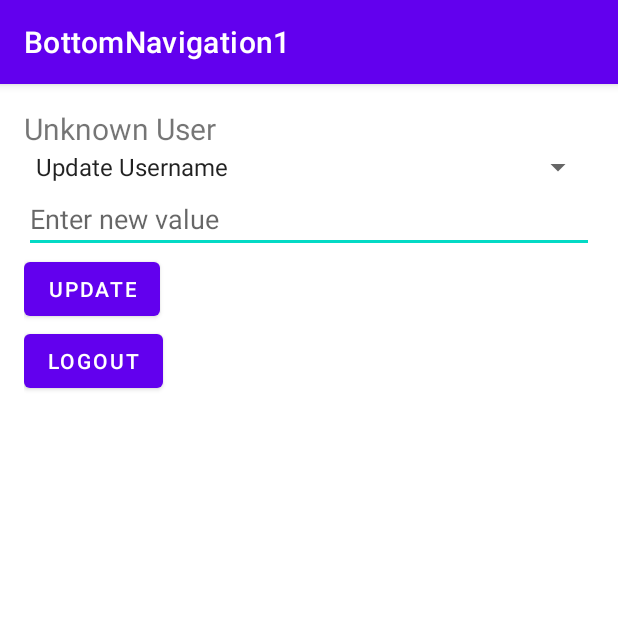
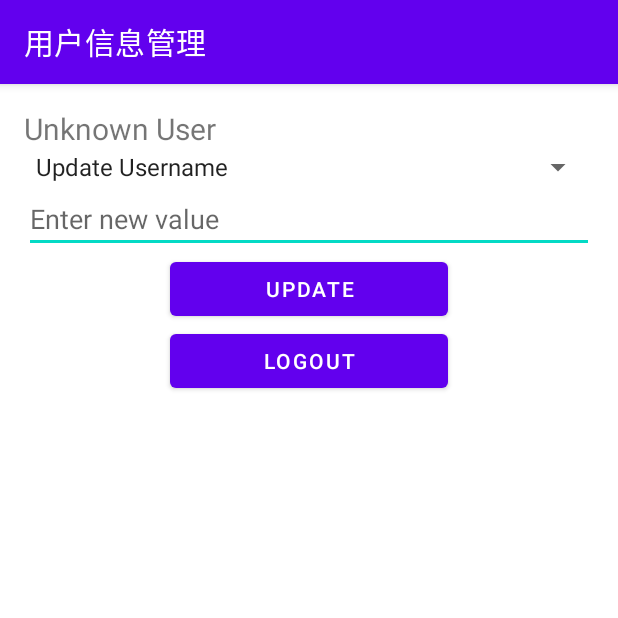
Before and after one commit to lyx0902/WiseBrush, an Android app built with Jetpack Compose: the UserHomeActivity screen opened directly, with no data from a screen before it, on a phone screen of 412 x 824 dp, the top half of it. Run offline under Robolectric (Android 15) with nearby library versions, the phone set to English and light mode, and no system bars.

Commit message:
update Personnel Module by lyx

```diff
--- a/app/src/main/AndroidManifest.xml
+++ b/app/src/main/AndroidManifest.xml
@@ -19,7 +19,8 @@
         tools:targetApi="31">
         <activity
             android:name=".ui.notifications.UserHomeActivity"
-            android:exported="true">
+            android:exported="true"
+            android:label="@string/title_person">
         </activity>
         <activity
             android:name=".MainActivity"
--- a/app/src/main/res/layout/activity_user_home.xml
+++ b/app/src/main/res/layout/activity_user_home.xml
@@ -11,7 +11,7 @@
         android:layout_height="wrap_content"
         android:text="Username"
         android:textSize="20sp"
-        android:visibility="visible"/>
+        android:visibility="visible" />
 
     <Spinner
         android:id="@+id/updateOptionsSpinner"
@@ -23,18 +23,29 @@
         android:id="@+id/updateValueEditText"
         android:layout_width="match_parent"
         android:layout_height="wrap_content"
-        android:hint="Enter new value"/>
+        android:hint="Enter new value" />
+
+    <LinearLayout
+        android:layout_width="match_parent"
+        android:layout_height="wrap_content"
+        android:gravity="center"
+        android:orientation="vertical">
 
         <Button
             android:id="@+id/updateButton"
-        android:layout_width="wrap_content"
+            android:layout_width="185dp"
             android:layout_height="wrap_content"
-        android:text="Update"/>
+            android:layout_weight="1"
+            android:text="Update" />
 
         <Button
             android:id="@+id/logoutButton"
-        android:layout_width="wrap_content"
+            android:layout_width="185dp"
             android:layout_height="wrap_content"
+            android:layout_weight="1"
             android:text="Logout"
-        android:visibility="visible"/>
+            android:visibility="visible" />
+
     </LinearLayout>
+
+</LinearLayout>
--- a/app/src/main/res/values/strings.xml
+++ b/app/src/main/res/values/strings.xml
@@ -3,6 +3,7 @@
     <string name="title_home">文生图</string>
     <string name="title_dashboard">图生图</string>
     <string name="title_notifications">个人主页</string>
+    <string name="title_person">用户信息管理</string>
     <string-array name="update_options">
         <item>Update Username</item>
         <item>Update Password</item>
```
Lines whose indentation alone changed are shown as unchanged.
